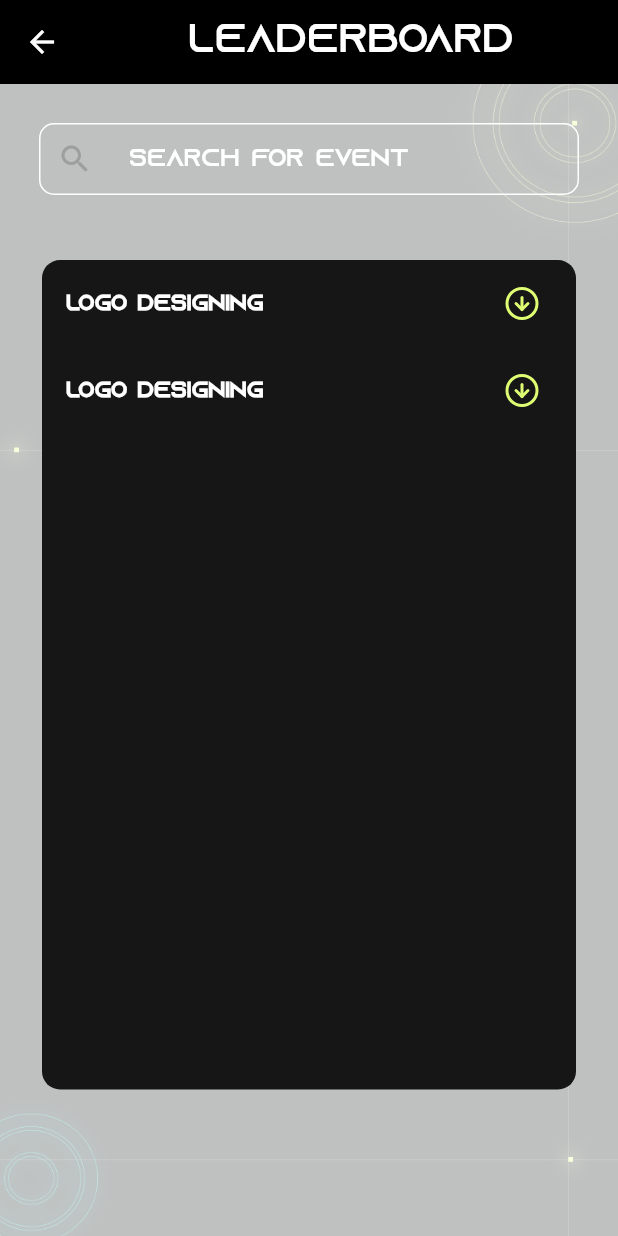
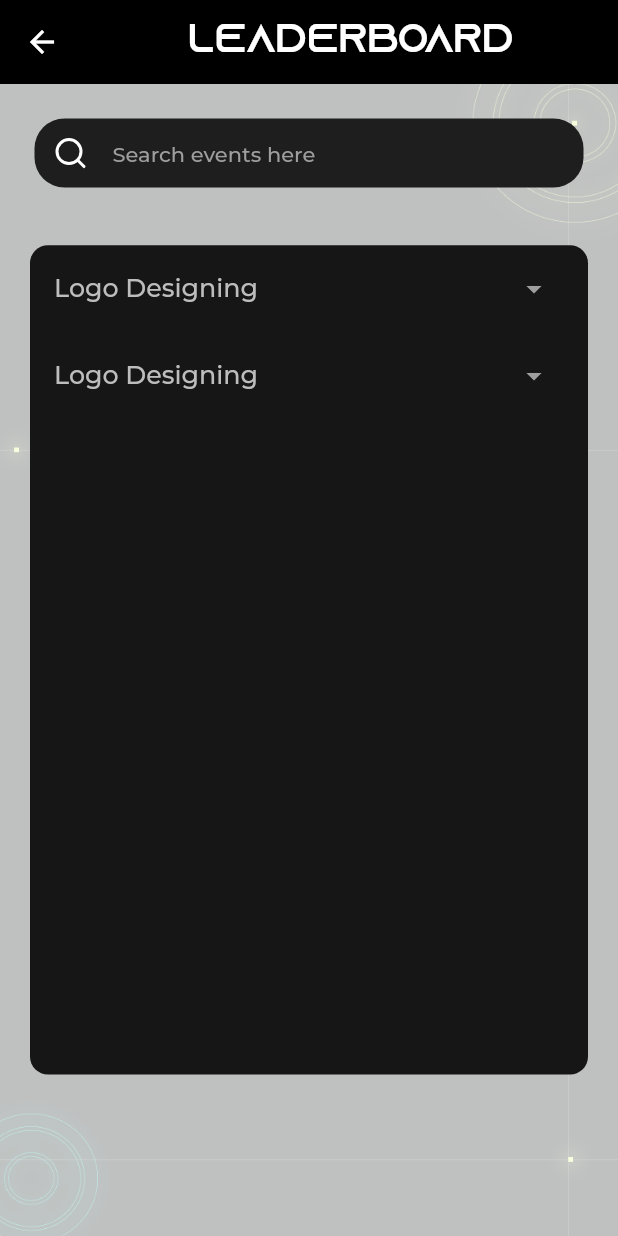
Before and after one commit to angathjr/Hestia-23, a Flutter app: the LeaderBoard screen opened directly, on a phone screen of 412 x 824 dp. Run offline on Flutter 3.47's test engine with Material 2 defaults, Android fonts, the phone set to English and light mode, and no system bars; our stand-ins replace cached_network_image, carousel_slider, circular_profile_avatar, cloud_firestore, connectivity_plus, feather_icons and 14 more; missing offline and left inert: flutter_polygon; accounts and stored records are empty; network calls fail.

Commit message:
leader board ui fixes

```diff
--- a/lib/events/views/events_search_screen.dart
+++ b/lib/events/views/events_search_screen.dart
@@ -1,4 +1,5 @@
 import 'package:cached_network_image/cached_network_image.dart';
+import 'package:feather_icons/feather_icons.dart';
 import 'package:flutter/cupertino.dart';
 import 'package:flutter/material.dart';
 import 'package:flutter_staggered_animations/flutter_staggered_animations.dart';
@@ -71,8 +72,7 @@ class EventsSearchScreen extends StatelessWidget {
                                 style: FutTheme.font3,
                                 textAlignVertical: TextAlignVertical.center,
                                 decoration: InputDecoration(
-                                    prefixIcon:
-                                        const Icon(CupertinoIcons.search),
+                                    prefixIcon: const Icon(FeatherIcons.search),
                                     hintText: "Search events here",
                                     hintStyle: context
                                         .theme.textTheme.bodyMedium
--- a/lib/home/views/leaderboard_card.dart
+++ b/lib/home/views/leaderboard_card.dart
@@ -12,32 +12,36 @@ class LeaderBoard extends StatelessWidget {
   //leaderboard widget-future theme
   static Widget futureLeaderboard(num h, BuildContext context) {
     return Padding(
-      padding: const EdgeInsets.all(13.0),
+      padding: const EdgeInsets.all(10),
       child: Column(
         children: [
           Padding(
             padding: const EdgeInsets.all(13.0),
+            child: Container(
+              alignment: Alignment.center,
+              height: h * 0.06,
+              decoration: BoxDecoration(
+                  color: const Color(0xff1E1E1E),
+                  borderRadius: BorderRadius.circular(20)),
               child: TextField(
-              controller: null,
+                  textAlign: TextAlign.left,
+                  style: FutTheme.font3,
+                  textAlignVertical: TextAlignVertical.center,
                   decoration: InputDecoration(
-                contentPadding: const EdgeInsets.symmetric(vertical: 5.0),
-                prefixIcon: const Icon(
-                  Icons.search,
-                  color: Colors.grey,
-                ),
-                border: OutlineInputBorder(
-                  borderRadius: BorderRadius.circular(10.0),
-                ),
-                hintStyle: context.theme.textTheme.titleMedium,
-                hintText: " Search for event",
-              ),
+                      prefixIcon: const Icon(FeatherIcons.search),
+                      hintText: "Search events here",
+                      hintStyle: context.theme.textTheme.bodyMedium
+                          ?.copyWith(color: Colors.grey),
+                      contentPadding: const EdgeInsets.only(left: 20),
+                      border: InputBorder.none),
+                  onChanged: null),
             ),
           ),
           SizedBox(
             height: h * 0.02,
           ),
           Padding(
-            padding: const EdgeInsets.all(15.0),
+            padding: const EdgeInsets.all(10.0),
             child: Container(
               height: MediaQuery.of(context).orientation == Orientation.portrait
                   ? h * 0.72
@@ -49,13 +53,14 @@ class LeaderBoard extends StatelessWidget {
                 itemCount: 2,
                 itemBuilder: (BuildContext context, int index) {
                   return ExpansionTile(
-                    trailing: Icon(
-                      FeatherIcons.arrowDownCircle,
-                      color: context.theme.primaryColor,
+                    trailing: const Icon(
+                      Icons.arrow_drop_down,
+                      color: Colors.grey,
                     ),
                     title: Text(
                       "Logo Designing",
-                      style: FutTheme.categoryFont,
+                      style: context.theme.textTheme.bodyMedium?.copyWith(
+                          fontSize: h * 0.022, color: Colors.grey.shade400),
                     ),
                     children: <Widget>[
                       SizedBox(
@@ -109,6 +114,10 @@ class LeaderBoard extends StatelessWidget {
               opacity: 0.25,
               image: Themes().backgroundImage)),
       child: SafeArea(
+        child: GestureDetector(
+          onTap: () {
+            FocusScope.of(context).requestFocus(FocusNode());
+          },
           child: Scaffold(
               backgroundColor: Colors.transparent,
               resizeToAvoidBottomInset: false,
@@ -156,6 +165,7 @@ class LeaderBoard extends StatelessWidget {
               //     ),
               //   ),
               // ),
+              ),
         ),
       ),
     );
```
Lines whose indentation alone changed are shown as unchanged.
